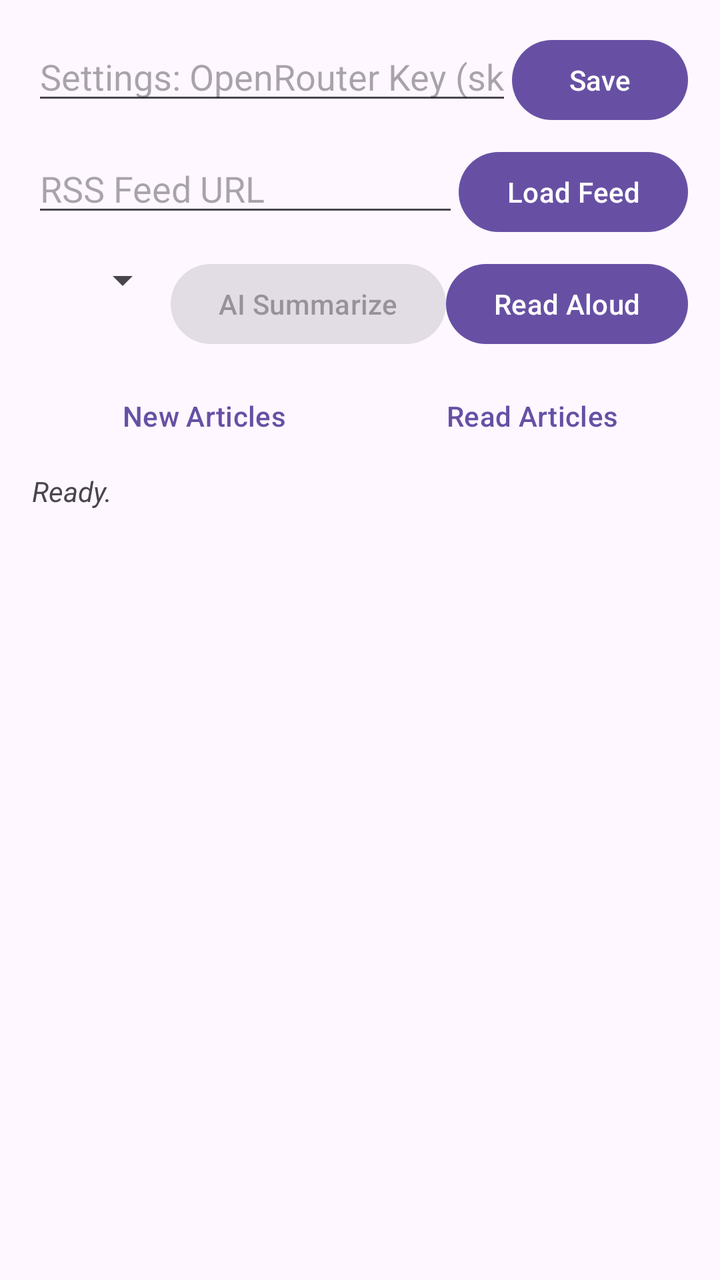
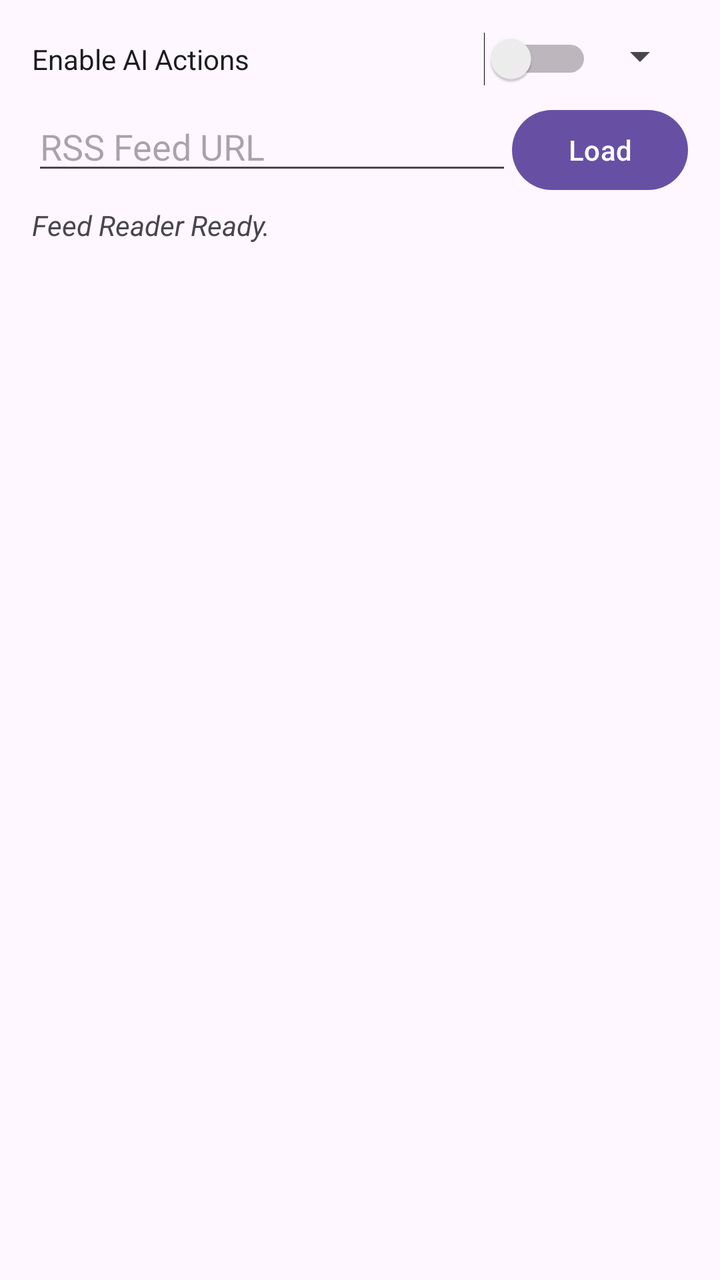

The first picture is an Android layout as it rendered before a commit; the second is the same layout after the commit. The layout source and the unified diff follow.
<!-- AndroidManifest.xml: application theme Theme.Material3.DayNight.NoActionBar -->
<!-- res/layout/activity_main.xml -->
<?xml version="1.0" encoding="utf-8"?>
<LinearLayout xmlns:android="http://schemas.android.com/apk/res/android"
    android:layout_width="match_parent"
    android:layout_height="match_parent"
    android:orientation="vertical"
    android:padding="16dp">

    
    <LinearLayout
        android:layout_width="match_parent"
        android:layout_height="wrap_content"
        android:orientation="horizontal">

        <EditText
            android:id="@+id/apiKeyInput"
            android:layout_width="0dp"
            android:layout_height="wrap_content"
            android:layout_weight="1"
            android:hint="Settings: OpenRouter Key (sk-or-...)"
            android:inputType="textPassword" />

        <Button
            android:id="@+id/btnSaveKey"
            android:layout_width="wrap_content"
            android:layout_height="wrap_content"
            android:text="Save" />
    </LinearLayout>

    
    <LinearLayout
        android:layout_width="match_parent"
        android:layout_height="wrap_content"
        android:orientation="horizontal"
        android:layout_marginTop="8dp">

        <EditText
            android:id="@+id/rssUrlInput"
            android:layout_width="0dp"
            android:layout_height="wrap_content"
            android:layout_weight="1"
            android:hint="RSS Feed URL" />

        <Button
            android:id="@+id/btnLoadFeed"
            android:layout_width="wrap_content"
            android:layout_height="wrap_content"
            android:text="Load Feed" />
    </LinearLayout>

    
    <LinearLayout
        android:layout_width="match_parent"
        android:layout_height="wrap_content"
        android:orientation="horizontal"
        android:layout_marginTop="8dp">

        <Spinner
            android:id="@+id/languageSpinner"
            android:layout_width="0dp"
            android:layout_height="wrap_content"
            android:layout_weight="1" />

        <Button
            android:id="@+id/btnSummarize"
            android:layout_width="wrap_content"
            android:layout_height="wrap_content"
            android:enabled="false"
            android:text="AI Summarize" />

        <Button
            android:id="@+id/btnSpeak"
            android:layout_width="wrap_content"
            android:layout_height="wrap_content"
            android:text="Read Aloud" />
    </LinearLayout>

    
    <LinearLayout
        android:layout_width="match_parent"
        android:layout_height="wrap_content"
        android:orientation="horizontal"
        android:layout_marginTop="8dp">

        <Button
            android:id="@+id/btnTabNew"
            style="?android:attr/buttonBarButtonStyle"
            android:layout_width="0dp"
            android:layout_height="wrap_content"
            android:layout_weight="1"
            android:text="New Articles" />

        <Button
            android:id="@+id/btnTabRead"
            style="?android:attr/buttonBarButtonStyle"
            android:layout_width="0dp"
            android:layout_height="wrap_content"
            android:layout_weight="1"
            android:text="Read Articles" />
    </LinearLayout>

    <TextView
        android:id="@+id/statusText"
        android:layout_width="match_parent"
        android:layout_height="wrap_content"
        android:paddingTop="4dp"
        android:text="Ready."
        android:textStyle="italic" />

    <ScrollView
        android:layout_width="match_parent"
        android:layout_height="match_parent"
        android:layout_marginTop="8dp">

        <TextView
            android:id="@+id/contentDisplay"
            android:layout_width="match_parent"
            android:layout_height="wrap_content"
            android:textSize="15sp" />
    </ScrollView>

</LinearLayout>
<!-- resources referenced by this layout -->
<resources>

</resources>

<!-- the commit's change to res/layout/activity_main.xml (unified diff, before → after) -->
@@ -1,121 +1,90 @@
 <?xml version="1.0" encoding="utf-8"?>
-<LinearLayout xmlns:android="http://schemas.android.com/apk/res/android"
+<RelativeLayout xmlns:android="http://schemas.android.com/apk/res/android"
     android:layout_width="match_parent"
     android:layout_height="match_parent"
-    android:orientation="vertical"
     android:padding="16dp">
 
-    
     <LinearLayout
+        android:id="@+id/topBar"
         android:layout_width="match_parent"
         android:layout_height="wrap_content"
-        android:orientation="horizontal">
+        android:orientation="vertical">
 
-        <EditText
-            android:id="@+id/apiKeyInput"
+        <LinearLayout
+            android:layout_width="match_parent"
+            android:layout_height="wrap_content"
+            android:orientation="horizontal">
+
+            <Switch
+                android:id="@+id/switchAiToggle"
+                android:layout_width="0dp"
+                android:layout_height="wrap_content"
+                android:layout_weight="1"
+                android:text="Enable AI Actions" />
+
+            <Spinner
+                android:id="@+id/languageSpinner"
+                android:layout_width="wrap_content"
+                android:layout_height="wrap_content" />
+        </LinearLayout>
+
+        <LinearLayout
+            android:layout_width="match_parent"
+            android:layout_height="wrap_content"
+            android:orientation="horizontal"
+            android:layout_marginTop="8dp">
+
+            <EditText
+                android:id="@+id/rssUrlInput"
+                android:layout_width="0dp"
+                android:layout_height="wrap_content"
+                android:layout_weight="1"
+                android:hint="RSS Feed URL" />
+
+            <Button
+                android:id="@+id/btnLoadFeed"
+                android:layout_width="wrap_content"
+                android:layout_height="wrap_content"
+                android:text="Load" />
+        </LinearLayout>
+
+        <TextView
+            android:id="@+id/statusText"
+            android:layout_width="match_parent"
+            android:layout_height="wrap_content"
+            android:paddingTop="4dp"
+            android:text="Feed Reader Ready."
+            android:textStyle="italic" />
+    </LinearLayout>
+
+    <androidx.recyclerview.widget.RecyclerView
+        android:id="@+id/recyclerView"
+        android:layout_width="match_parent"
+        android:layout_height="match_parent"
+        android:layout_below="@id/topBar"
+        android:layout_above="@id/bottomActionBar"
+        android:layout_marginTop="8dp" />
+
+    <LinearLayout
+        android:id="@+id/bottomActionBar"
+        android:layout_width="match_parent"
+        android:layout_height="wrap_content"
+        android:layout_alignParentBottom="true"
+        android:orientation="horizontal"
+        android:visibility="gone">
+
+        <Button
+            android:id="@+id/btnSummarizeSelected"
             android:layout_width="0dp"
             android:layout_height="wrap_content"
             android:layout_weight="1"
-            android:hint="Settings: OpenRouter Key (sk-or-...)"
-            android:inputType="textPassword" />
+            android:text="Summarize Selected (0)" />
 
         <Button
-            android:id="@+id/btnSaveKey"
-            android:layout_width="wrap_content"
-            android:layout_height="wrap_content"
-            android:text="Save" />
-    </LinearLayout>
-
-    
-    <LinearLayout
-        android:layout_width="match_parent"
-        android:layout_height="wrap_content"
-        android:orientation="horizontal"
-        android:layout_marginTop="8dp">
-
-        <EditText
-            android:id="@+id/rssUrlInput"
-            android:layout_width="0dp"
-            android:layout_height="wrap_content"
-            android:layout_weight="1"
-            android:hint="RSS Feed URL" />
-
-        <Button
-            android:id="@+id/btnLoadFeed"
-            android:layout_width="wrap_content"
-            android:layout_height="wrap_content"
-            android:text="Load Feed" />
-    </LinearLayout>
-
-    
-    <LinearLayout
-        android:layout_width="match_parent"
-        android:layout_height="wrap_content"
-        android:orientation="horizontal"
-        android:layout_marginTop="8dp">
-
-        <Spinner
-            android:id="@+id/languageSpinner"
-            android:layout_width="0dp"
-            android:layout_height="wrap_content"
-            android:layout_weight="1" />
-
-        <Button
-            android:id="@+id/btnSummarize"
-            android:layout_width="wrap_content"
-            android:layout_height="wrap_content"
-            android:enabled="false"
-            android:text="AI Summarize" />
-
-        <Button
-            android:id="@+id/btnSpeak"
+            android:id="@+id/btnSpeakSummary"
             android:layout_width="wrap_content"
             android:layout_height="wrap_content"
             android:text="Read Aloud" />
     </LinearLayout>
 
-    
-    <LinearLayout
-        android:layout_width="match_parent"
-        android:layout_height="wrap_content"
-        android:orientation="horizontal"
-        android:layout_marginTop="8dp">
-
-        <Button
-            android:id="@+id/btnTabNew"
-            style="?android:attr/buttonBarButtonStyle"
-            android:layout_width="0dp"
-            android:layout_height="wrap_content"
-            android:layout_weight="1"
-            android:text="New Articles" />
-
-        <Button
-            android:id="@+id/btnTabRead"
-            style="?android:attr/buttonBarButtonStyle"
-            android:layout_width="0dp"
-            android:layout_height="wrap_content"
-            android:layout_weight="1"
-            android:text="Read Articles" />
-    </LinearLayout>
-
-    <TextView
-        android:id="@+id/statusText"
-        android:layout_width="match_parent"
-        android:layout_height="wrap_content"
-        android:paddingTop="4dp"
-        android:text="Ready."
-        android:textStyle="italic" />
-
-    <ScrollView
-        android:layout_width="match_parent"
-        android:layout_height="match_parent"
-        android:layout_marginTop="8dp">
-
-        <TextView
-            android:id="@+id/contentDisplay"
-            android:layout_width="match_parent"
-            android:layout_height="wrap_content"
-            android:textSize="15sp" />
-    </ScrollView>
-
-</LinearLayout>
+</RelativeLayout>
